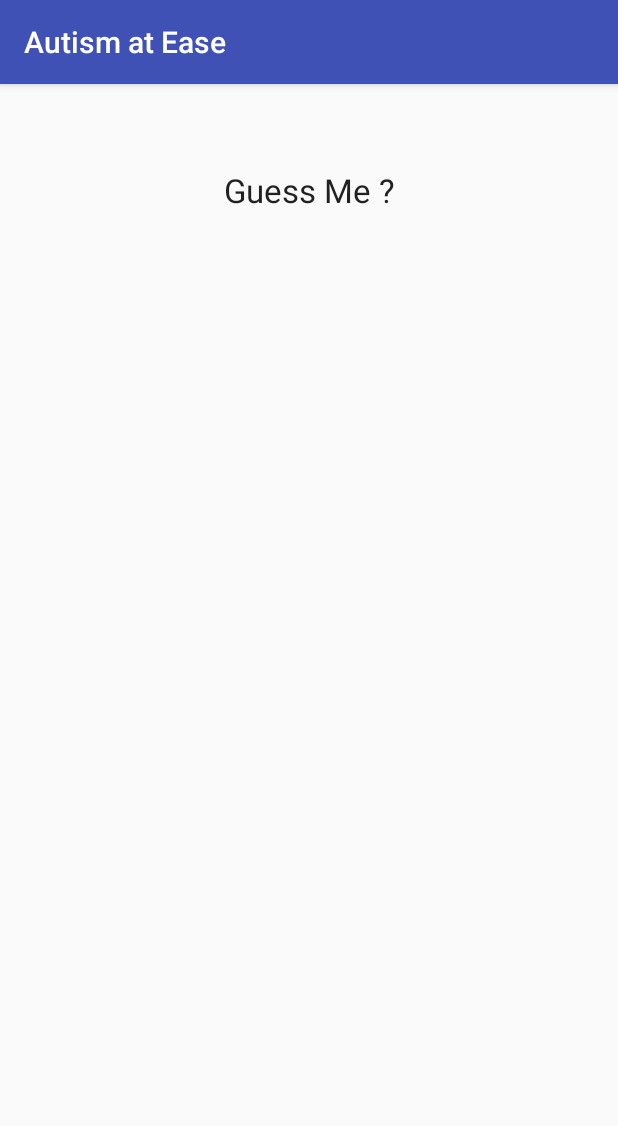
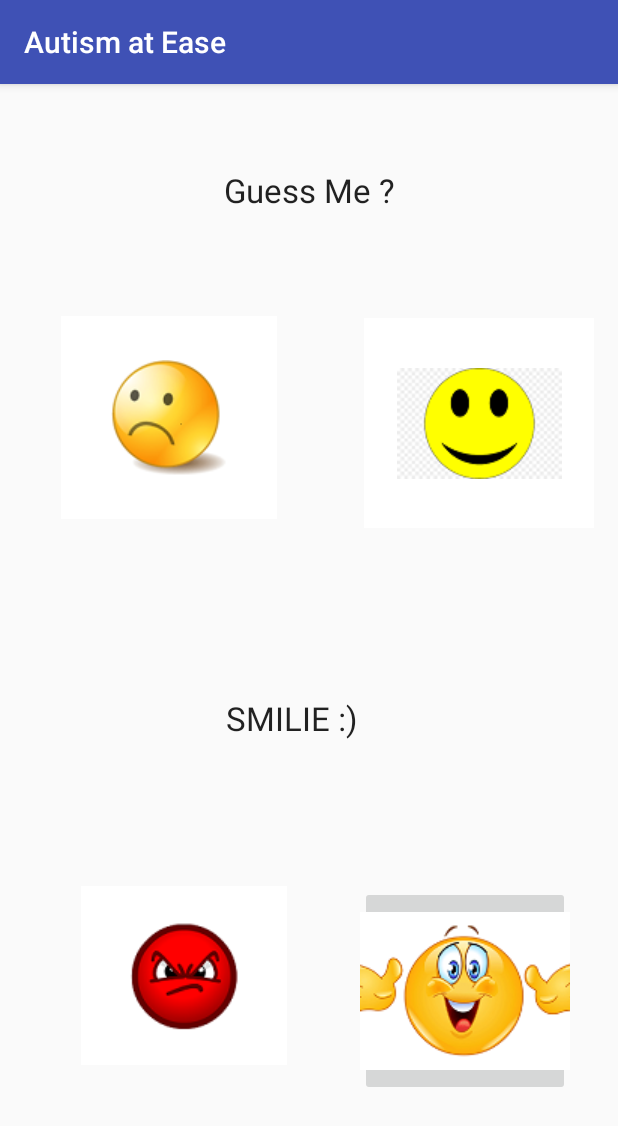
Before and after one commit to MadhavVij/AutismAtEase, an Android app: the guess screen opened directly, with no data from a screen before it, on a phone screen of 412 x 824 dp. Shown: the top 1126 px of the screen. Run offline under Robolectric (Android 15) with nearby library versions, the light colour scheme and no system bars.

Commit message:
guess me

```diff
--- a/app/src/main/AndroidManifest.xml
+++ b/app/src/main/AndroidManifest.xml
@@ -50,5 +50,5 @@
         </activity>
 
     </application>
-
+    <uses-permission android:name="android.permission.VIBRATE" />
 </manifest>
--- a/app/src/main/res/layout/activity_guess.xml
+++ b/app/src/main/res/layout/activity_guess.xml
@@ -21,4 +21,91 @@
         app:layout_constraintStart_toStartOf="parent"
         app:layout_constraintTop_toTopOf="parent"
         app:layout_constraintVertical_bias="0.066" />
+
+    <ImageButton
+        android:id="@+id/sad"
+        android:layout_width="144dp"
+        android:layout_height="135dp"
+        android:layout_marginBottom="8dp"
+        android:layout_marginEnd="8dp"
+        android:layout_marginStart="8dp"
+        android:layout_marginTop="8dp"
+        android:background="@android:color/background_light"
+        android:onClick="sad"
+        app:layout_constraintBottom_toBottomOf="parent"
+        app:layout_constraintEnd_toEndOf="parent"
+        app:layout_constraintHorizontal_bias="0.129"
+        app:layout_constraintStart_toStartOf="parent"
+        app:layout_constraintTop_toTopOf="parent"
+        app:layout_constraintVertical_bias="0.238"
+        app:srcCompat="@drawable/sad" />
+
+    <ImageButton
+        android:id="@+id/happy"
+        android:layout_width="153dp"
+        android:layout_height="140dp"
+        android:layout_marginBottom="8dp"
+        android:layout_marginEnd="16dp"
+        android:layout_marginStart="8dp"
+        android:layout_marginTop="8dp"
+        android:background="@android:color/background_light"
+        android:onClick="happy"
+        app:layout_constraintBottom_toBottomOf="parent"
+        app:layout_constraintEnd_toEndOf="parent"
+        app:layout_constraintHorizontal_bias="1.0"
+        app:layout_constraintStart_toStartOf="parent"
+        app:layout_constraintTop_toTopOf="parent"
+        app:layout_constraintVertical_bias="0.242"
+        app:srcCompat="@drawable/happy" />
+
+    <ImageButton
+        android:id="@+id/excited"
+        android:layout_width="140dp"
+        android:layout_height="140dp"
+        android:layout_marginBottom="8dp"
+        android:layout_marginEnd="32dp"
+        android:layout_marginStart="8dp"
+        android:layout_marginTop="8dp"
+        android:onClick="excited"
+        app:layout_constraintBottom_toBottomOf="parent"
+        app:layout_constraintEnd_toEndOf="parent"
+        app:layout_constraintHorizontal_bias="1.0"
+        app:layout_constraintStart_toStartOf="parent"
+        app:layout_constraintTop_toTopOf="parent"
+        app:layout_constraintVertical_bias="0.861"
+        app:srcCompat="@drawable/excited" />
+
+    <TextView
+        android:id="@+id/textView4"
+        android:layout_width="146dp"
+        android:layout_height="41dp"
+        android:layout_marginBottom="8dp"
+        android:layout_marginTop="8dp"
+        android:text="SMILIE :)"
+        android:textAppearance="@style/TextAppearance.AppCompat.Large"
+        app:layout_constraintBottom_toBottomOf="parent"
+        app:layout_constraintEnd_toEndOf="parent"
+        app:layout_constraintHorizontal_bias="0.567"
+        app:layout_constraintStart_toStartOf="parent"
+        app:layout_constraintTop_toTopOf="parent"
+        app:layout_constraintVertical_bias="0.563" />
+
+    <ImageButton
+        android:id="@+id/imageButton8"
+        android:layout_width="137dp"
+        android:layout_height="119dp"
+        android:layout_marginBottom="8dp"
+        android:layout_marginEnd="192dp"
+        android:layout_marginStart="8dp"
+        android:layout_marginTop="8dp"
+        android:background="@android:color/background_light"
+        android:onClick="angry"
+        app:layout_constraintBottom_toBottomOf="parent"
+        app:layout_constraintEnd_toEndOf="parent"
+        app:layout_constraintHorizontal_bias="0.617"
+        app:layout_constraintStart_toStartOf="parent"
+        app:layout_constraintTop_toTopOf="parent"
+        app:layout_constraintVertical_bias="0.832"
+        app:srcCompat="@drawable/angry" />
+
 </android.support.constraint.ConstraintLayout>
```
Also changed, not shown: app/src/main/java/com/project3/www/AutismAtEase/click.java (+40 -1 lines), app/src/main/java/com/project3/www/AutismAtEase/guess.java (+25 -0 lines), app/src/main/res/layout/activity_click.xml (+5 -12 lines), app/src/main/res/drawable-v24/clicked.png (added), app/src/main/res/drawable-v24/excited.png (added), app/src/main/res/drawable-v24/sad.png (added), app/src/main/res/drawable/angry.png (added), app/src/main/res/drawable/happy.png (added), app/src/main/res/drawable/unclicked.png (added).
